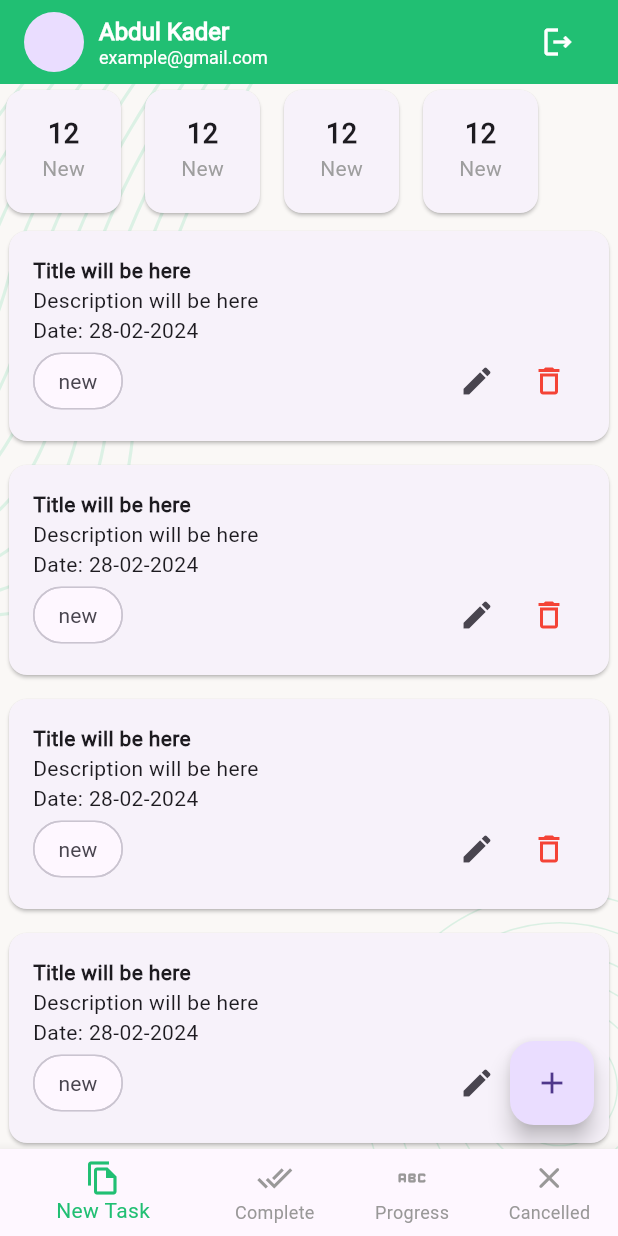
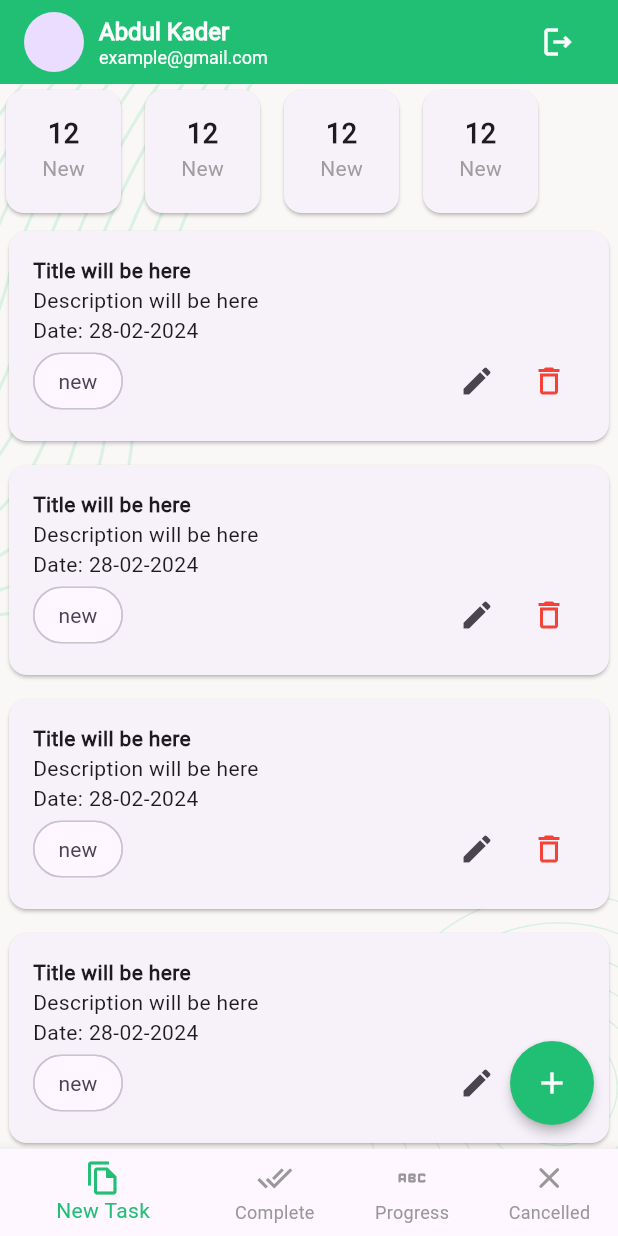
Before and after one commit to kdrbipul/task_manager_project_business, a Flutter app: the screen it shows after launch, after a tap on the "arrow circle right" icon, on a phone screen of 412 x 824 dp. Run offline on Flutter 3.47's test engine with Material 3 defaults, Android fonts, the phone set to English and light mode, and no system bars; our stand-ins replace flutter_svg, pin_code_fields.

```diff
--- a/lib/app.dart
+++ b/lib/app.dart
@@ -1,5 +1,5 @@
 import 'package:flutter/material.dart';
-import 'package:task_manager_project/presentation/screens/spalsh_screen.dart';
+import 'package:task_manager_project/presentation/screens/splash_screen.dart';
 import 'package:task_manager_project/presentation/utils/app_color.dart';
 
 class TaskManager extends StatelessWidget {
@@ -51,6 +51,14 @@ class TaskManager extends StatelessWidget {
             borderRadius: BorderRadius.circular(50),
           )
         ),
+        floatingActionButtonTheme: FloatingActionButtonThemeData(
+          backgroundColor: AppColor.themeColor,
+          foregroundColor: Colors.white,
+          elevation: 3,
+          shape: RoundedRectangleBorder(
+            borderRadius: BorderRadius.circular(50),
+          )
+        ),
       ),
     );
   }
--- a/lib/presentation/screens/main_bottom_nav_screen.dart
+++ b/lib/presentation/screens/main_bottom_nav_screen.dart
@@ -1,5 +1,8 @@
 import 'package:flutter/material.dart';
+import 'package:task_manager_project/presentation/screens/cancled_task_screen.dart';
+import 'package:task_manager_project/presentation/screens/complete_task_screen.dart';
 import 'package:task_manager_project/presentation/screens/new_task_screen.dart';
+import 'package:task_manager_project/presentation/screens/progress_task_screen.dart';
 import 'package:task_manager_project/presentation/utils/app_color.dart';
 
 class MainBottomNavScreen extends StatefulWidget {
@@ -15,9 +18,9 @@ class _MainBottomNavScreenState extends State<MainBottomNavScreen> {
 
   final List<Widget> _screens = [
     const NewTaskScreen(),
-    const NewTaskScreen(),
-    const NewTaskScreen(),
-    const NewTaskScreen(),
+    const CompleteTaskScreen(),
+    const ProgressTaskScreen(),
+    const CancledTaskScreen(),
   ];
   @override
   Widget build(BuildContext context) {
```
Also changed, not shown: lib/presentation/screens/cancled_task_screen.dart (added, +35 -0 lines), lib/presentation/screens/complete_task_screen.dart (added, +35 -0 lines), lib/presentation/screens/progress_task_screen.dart (added, +35 -0 lines), lib/presentation/screens/splash_screen.dart (renamed from lib/presentation/screens/spalsh_screen.dart).
